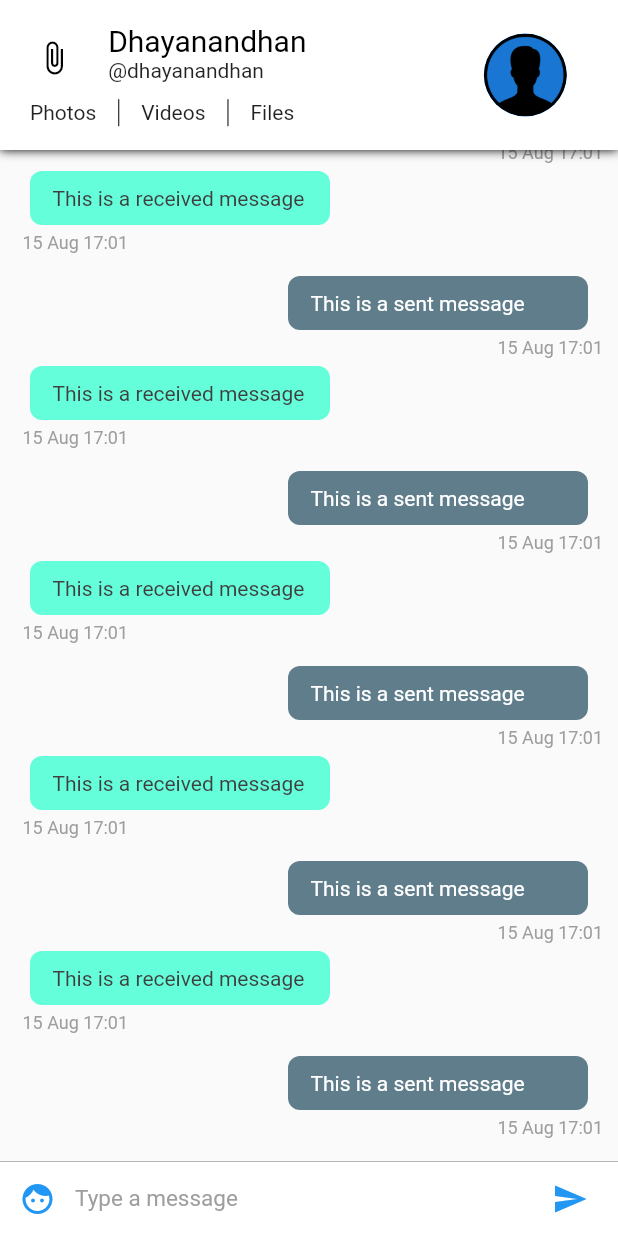
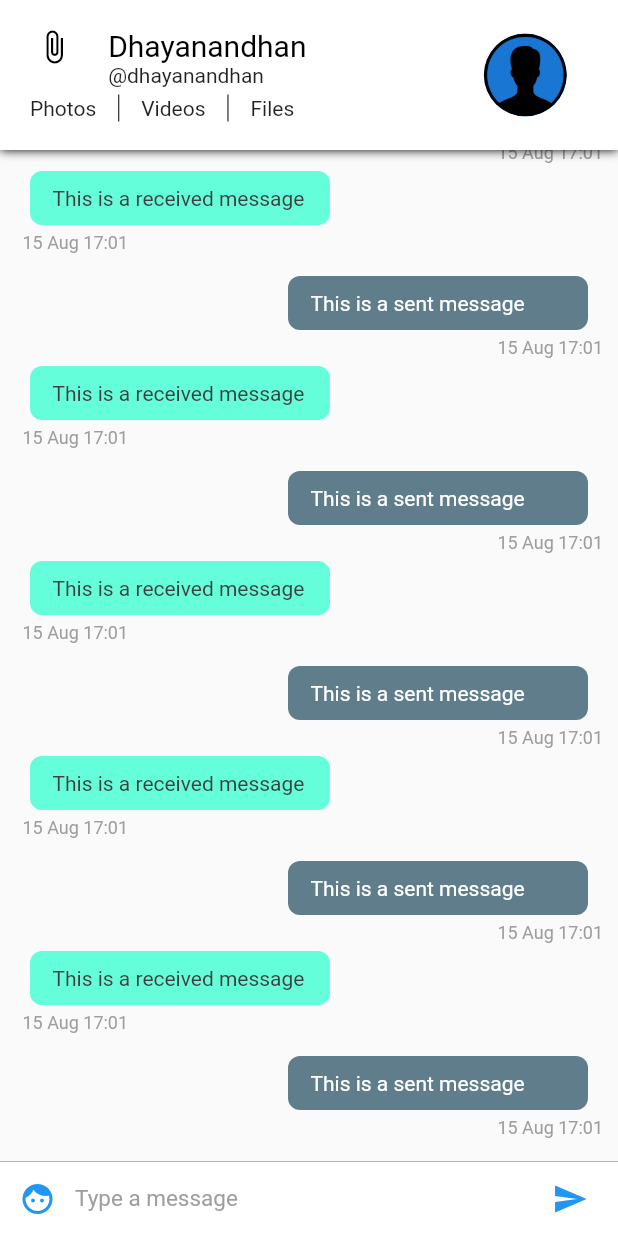
Before and after one commit to jumblefix/messioclone, a Flutter app: the screen it shows after launch, on a phone screen of 412 x 824 dp. Run offline on Flutter 3.47's test engine with Material 2 defaults, Android fonts, the phone set to English and light mode, and no system bars.

Commit message:
add conversation screens

```diff
--- a/lib/main.dart
+++ b/lib/main.dart
@@ -1,7 +1,6 @@
 import 'package:flutter/material.dart';
 import 'package:messioclone/pages/ConversationPageList.dart';
-// import 'package:messioclone/pages/HomePage.dart';
-import 'package:messioclone/utils/app_constants.dart';
+import 'package:messioclone/utils/AppConstants.dart';
 
 void main() => runApp(MessioCloneApp());
 
@@ -9,7 +8,7 @@ class MessioCloneApp extends StatelessWidget {
   @override
   Widget build(BuildContext context) {
     return MaterialApp(
-      title: app_name,
+      title: AppConstants.app_name,
       theme: ThemeData(
         primarySwatch: Colors.blue,
       ),
--- a/lib/pages/ConversationPage.dart
+++ b/lib/pages/ConversationPage.dart
@@ -13,13 +13,13 @@ class _ConversationPageState extends State<ConversationPage> {
   Widget build(BuildContext context) {
     return SafeArea(
       child: Scaffold(
-        appBar: ChatAppBar(), // Custom app bar for chat screen
+        appBar: ChatAppBar(),
         body: Stack(
           children: <Widget>[
             Column(
               children: <Widget>[
-                ChatListWidget(), //Chat list
-                InputWidget() // The input widget
+                ChatListWidget(),
+                InputWidget(),
               ],
             ),
           ],
--- a/lib/pages/HomePage.dart
+++ /dev/null
@@ -1,16 +0,0 @@
-import 'package:flutter/material.dart';
-import 'package:messioclone/utils/app_constants.dart';
-
-class HomePage extends StatelessWidget {
-  @override
-  Widget build(BuildContext context) {
-    return Scaffold(
-      appBar: AppBar(
-        title: Text(app_name),
-      ),
-      body: Center(
-        child: Text('Hello World'),
-      ),
-    );
-  }
-}
--- /dev/null
+++ b/lib/utils/AppConstants.dart
@@ -0,0 +1,3 @@
+class AppConstants {
+  static const String app_name = "Messio Clone";
+}
--- a/lib/utils/app_constants.dart
+++ /dev/null
@@ -1 +0,0 @@
-const String app_name = "Messio Clone";
--- a/lib/widgets/ChatAppBar.dart
+++ b/lib/widgets/ChatAppBar.dart
@@ -1,25 +1,26 @@
 import 'package:flutter/material.dart';
 import 'package:messioclone/utils/Assets.dart';
 import 'package:messioclone/utils/Pallets.dart';
+import 'MediaButtons.dart';
 
 class ChatAppBar extends StatelessWidget implements PreferredSizeWidget {
   final double height = 100;
+
   @override
   Widget build(BuildContext context) {
     var textHeading = TextStyle(
-        color: Palette.primaryTextColor,
-        fontSize: 20); // Text style for the name
-    var textStyle = TextStyle(
-        color: Palette.secondaryTextColor); // Text style for everything else
+      color: Palette.primaryTextColor,
+      fontSize: 20,
+    );
+    var textStyle = TextStyle(color: Palette.secondaryTextColor);
 
-    double width =
-        MediaQuery.of(context).size.width; // calculate the screen width
+    double width = MediaQuery.of(context).size.width;
+
     return Material(
       child: Container(
-        decoration: new BoxDecoration(
+        decoration: BoxDecoration(
           boxShadow: [
-            //adds a shadow to the appbar
-            new BoxShadow(
+            BoxShadow(
               color: Colors.black,
               blurRadius: 5.0,
             ),
@@ -30,14 +31,12 @@ class ChatAppBar extends StatelessWidget implements PreferredSizeWidget {
           child: Row(
             children: <Widget>[
               Expanded(
-                //we're dividing the appbar into 7 : 3 ratio. 7 is for content and 3 is for the display picture.
                 flex: 7,
                 child: Center(
                   child: Column(
                     mainAxisSize: MainAxisSize.min,
                     children: <Widget>[
                       Container(
-                        height: 70 - (width * .06),
                         child: Row(
                           crossAxisAlignment: CrossAxisAlignment.start,
                           children: <Widget>[
@@ -67,39 +66,11 @@ class ChatAppBar extends StatelessWidget implements PreferredSizeWidget {
                           ],
                         ),
                       ),
-                      //second row containing the buttons for media
-                      Container(
-                        height: 23,
-                        padding: EdgeInsets.fromLTRB(20, 5, 5, 0),
-                        child: Row(
-                          mainAxisAlignment: MainAxisAlignment.start,
-                          crossAxisAlignment: CrossAxisAlignment.center,
-                          children: <Widget>[
-                            Text(
-                              'Photos',
-                              style: textStyle,
-                            ),
-                            VerticalDivider(
-                              width: 30,
-                              color: Palette.primaryTextColor,
-                            ),
-                            Text(
-                              'Videos',
-                              style: textStyle,
-                            ),
-                            VerticalDivider(
-                              width: 30,
-                              color: Palette.primaryTextColor,
-                            ),
-                            Text('Files', style: textStyle)
-                          ],
-                        ),
-                      ),
+                      MediaButtons(textStyle: textStyle),
                     ],
                   ),
                 ),
               ),
-              //This is the display picture
               Expanded(
                 flex: 3,
                 child: Container(
--- a/lib/widgets/ChatItemWidget.dart
+++ b/lib/widgets/ChatItemWidget.dart
@@ -3,7 +3,7 @@ import 'package:messioclone/utils/Pallets.dart';
 import 'package:intl/intl.dart';
 
 class ChatItemWidget extends StatelessWidget {
-  var index;
+  final int index;
 
   ChatItemWidget(this.index);
 
@@ -31,8 +31,7 @@ class ChatItemWidget extends StatelessWidget {
                   margin: EdgeInsets.only(right: 10.0),
                 )
               ],
-              mainAxisAlignment:
-                  MainAxisAlignment.end, // aligns the chatitem to right end
+              mainAxisAlignment: MainAxisAlignment.end,
             ),
             Row(
               mainAxisAlignment: MainAxisAlignment.end,
--- a/lib/widgets/ChatListWidget.dart
+++ b/lib/widgets/ChatListWidget.dart
@@ -6,7 +6,6 @@ class ChatListWidget extends StatelessWidget {
   final ScrollController listScrollController = new ScrollController();
   @override
   Widget build(BuildContext context) {
-    // TODO: implement build
     return Flexible(
       child: ListView.builder(
         padding: EdgeInsets.all(10.0),
@@ -14,6 +13,7 @@ class ChatListWidget extends StatelessWidget {
         itemCount: 20,
         reverse: true,
         controller: listScrollController,
-    ));
+      ),
+    );
   }
 }
--- a/lib/widgets/InputWidget.dart
+++ b/lib/widgets/InputWidget.dart
@@ -2,8 +2,7 @@ import 'package:flutter/material.dart';
 import 'package:messioclone/utils/Pallets.dart';
 
 class InputWidget extends StatelessWidget {
-  final TextEditingController textEditingController =
-      new TextEditingController();
+  final TextEditingController textEditingController = TextEditingController();
 
   @override
   Widget build(BuildContext context) {
@@ -11,10 +10,10 @@ class InputWidget extends StatelessWidget {
       child: Row(
         children: <Widget>[
           Material(
-            child: new Container(
-              margin: new EdgeInsets.symmetric(horizontal: 1.0),
-              child: new IconButton(
-                icon: new Icon(Icons.face),
+            child: Container(
+              margin: EdgeInsets.symmetric(horizontal: 1.0),
+              child: IconButton(
+                icon: Icon(Icons.face),
                 color: Palette.primaryColor,
                 onPressed: () {},
               ),
@@ -36,13 +35,11 @@ class InputWidget extends StatelessWidget {
               ),
             ),
           ),
-
-          // Send Message Button
           Material(
-            child: new Container(
-              margin: new EdgeInsets.symmetric(horizontal: 8.0),
-              child: new IconButton(
-                icon: new Icon(Icons.send),
+            child: Container(
+              margin: EdgeInsets.symmetric(horizontal: 8.0),
+              child: IconButton(
+                icon: Icon(Icons.send),
                 onPressed: () => {},
                 color: Palette.primaryColor,
               ),
@@ -53,9 +50,9 @@ class InputWidget extends StatelessWidget {
       ),
       width: double.infinity,
       height: 50.0,
-      decoration: new BoxDecoration(
-        border: new Border(
-          top: new BorderSide(color: Palette.greyColor, width: 0.5),
+      decoration: BoxDecoration(
+        border: Border(
+          top: BorderSide(color: Palette.greyColor, width: 0.5),
         ),
         color: Colors.white,
       ),
--- /dev/null
+++ b/lib/widgets/MediaButtons.dart
@@ -0,0 +1,42 @@
+import 'package:flutter/material.dart';
+import 'package:messioclone/utils/Pallets.dart';
+
+class MediaButtons extends StatelessWidget {
+  const MediaButtons({
+    Key key,
+    @required this.textStyle,
+  }) : super(key: key);
+
+  final TextStyle textStyle;
+
+  @override
+  Widget build(BuildContext context) {
+    return Container(
+      height: 23,
+      padding: EdgeInsets.fromLTRB(20, 5, 5, 0),
+      child: Row(
+        mainAxisAlignment: MainAxisAlignment.start,
+        crossAxisAlignment: CrossAxisAlignment.center,
+        children: <Widget>[
+          Text(
+            'Photos',
+            style: textStyle,
+          ),
+          VerticalDivider(
+            width: 30,
+            color: Palette.primaryTextColor,
+          ),
+          Text(
+            'Videos',
+            style: textStyle,
+          ),
+          VerticalDivider(
+            width: 30,
+            color: Palette.primaryTextColor,
+          ),
+          Text('Files', style: textStyle)
+        ],
+      ),
+    );
+  }
+}
```
Also changed, not shown: 2 other files. Lines whose indentation alone changed are shown as unchanged.
